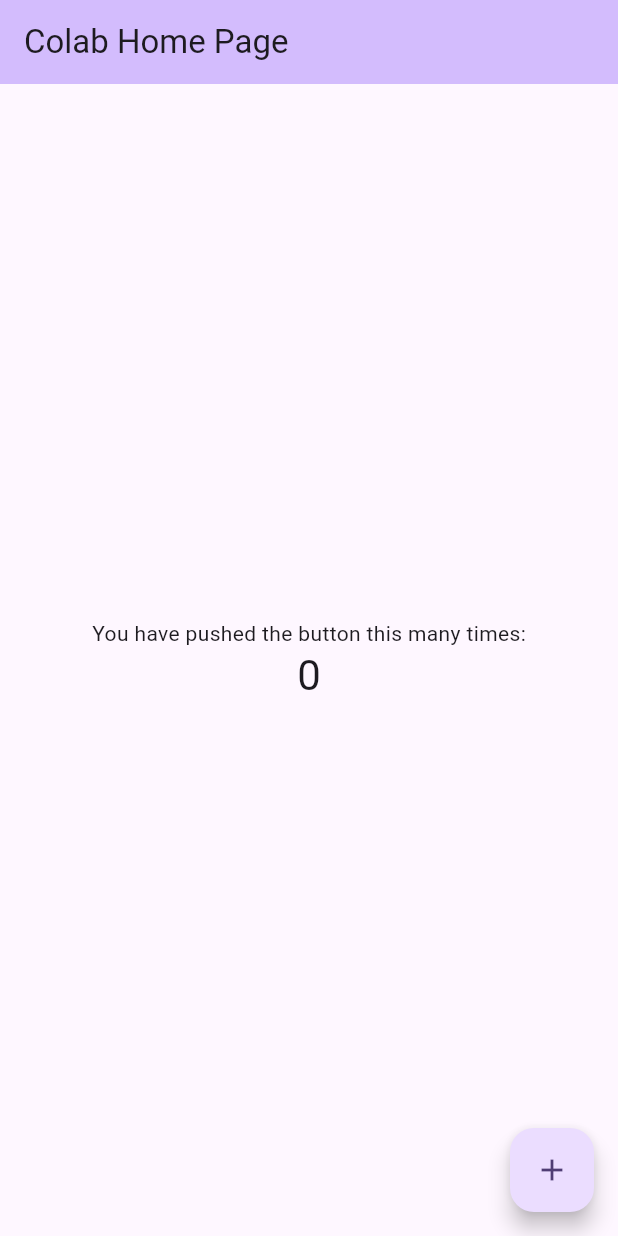
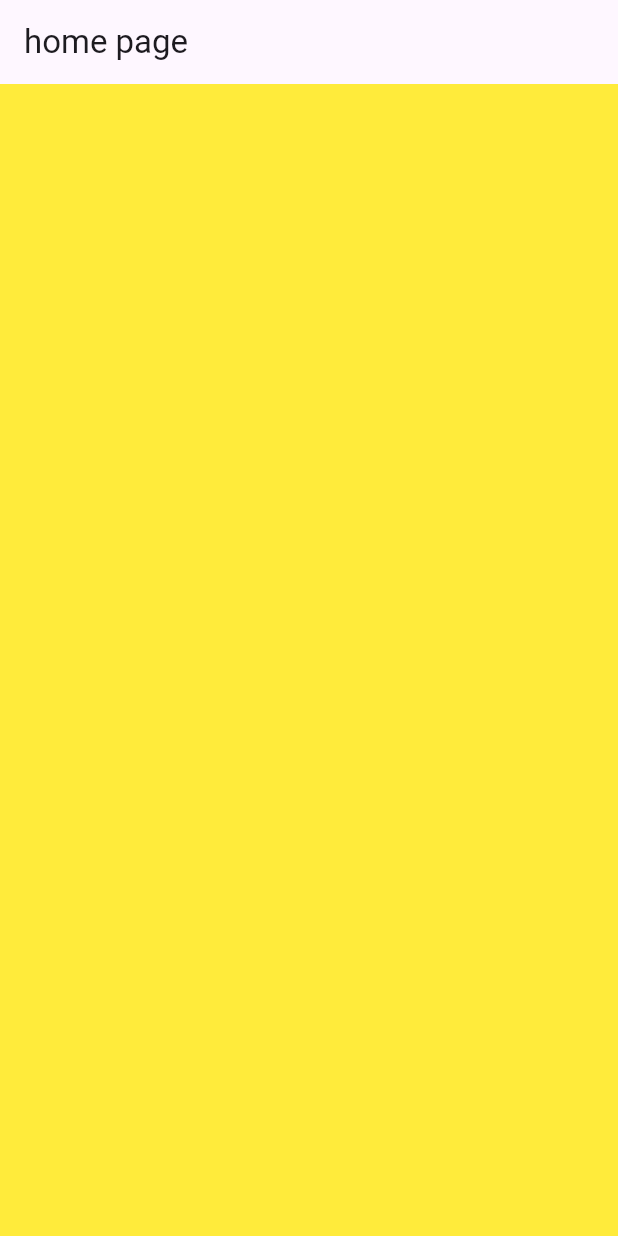
Before and after one commit to raushanprajapaticoder/colab, a Flutter app: the screen it shows after launch, on a phone screen of 412 x 824 dp. Run offline on Flutter 3.47's test engine with Material 3 defaults, Android fonts, the phone set to English and light mode, and no system bars.

Commit message:
add to home page

```diff
--- /dev/null
+++ b/colab_app/lib/homePage.dart
@@ -0,0 +1,18 @@
+import 'package:flutter/material.dart';
+
+class Homepage extends StatefulWidget {
+  const Homepage({super.key});
+
+  @override
+  State<Homepage> createState() => _HomepageState();
+}
+
+class _HomepageState extends State<Homepage> {
+  @override
+  Widget build(BuildContext context) {
+    return Scaffold(
+      appBar: AppBar(title: Text("home page"),),
+      backgroundColor: Colors.yellow,
+    );
+  }
+}
--- a/colab_app/lib/main.dart
+++ b/colab_app/lib/main.dart
@@ -1,3 +1,4 @@
+import 'package:colab_app/homePage.dart';
 import 'package:flutter/material.dart';
 
 void main() {
@@ -31,95 +32,7 @@
         colorScheme: ColorScheme.fromSeed(seedColor: Colors.deepPurple),
         useMaterial3: true,
       ),
-      home: const MyHomePage(title: 'Colab Home Page'),
+      home: Homepage(),
     );
   }
 }
-
-class MyHomePage extends StatefulWidget {
-  const MyHomePage({super.key, required this.title});
-
-  // This widget is the home page of your application. It is stateful, meaning
-  // that it has a State object (defined below) that contains fields that affect
-  // how it looks.
-
-  // This class is the configuration for the state. It holds the values (in this
-  // case the title) provided by the parent (in this case the App widget) and
-  // used by the build method of the State. Fields in a Widget subclass are
-  // always marked "final".
-
-  final String title;
-
-  @override
-  State<MyHomePage> createState() => _MyHomePageState();
-}
-
-class _MyHomePageState extends State<MyHomePage> {
-  int _counter = 0;
-
-  void _incrementCounter() {
-    setState(() {
-      // This call to setState tells the Flutter framework that something has
-      // changed in this State, which causes it to rerun the build method below
-      // so that the display can reflect the updated values. If we changed
-      // _counter without calling setState(), then the build method would not be
-      // called again, and so nothing would appear to happen.
-      _counter++;
-    });
-  }
-
-  @override
-  Widget build(BuildContext context) {
-    // This method is rerun every time setState is called, for instance as done
-    // by the _incrementCounter method above.
-    //
-    // The Flutter framework has been optimized to make rerunning build methods
-    // fast, so that you can just rebuild anything that needs updating rather
-    // than having to individually change instances of widgets.
-    return Scaffold(
-      appBar: AppBar(
-        // TRY THIS: Try changing the color here to a specific color (to
-        // Colors.amber, perhaps?) and trigger a hot reload to see the AppBar
-        // change color while the other colors stay the same.
-        backgroundColor: Theme.of(context).colorScheme.inversePrimary,
-        // Here we take the value from the MyHomePage object that was created by
-        // the App.build method, and use it to set our appbar title.
-        title: Text(widget.title),
-      ),
-      body: Center(
-        // Center is a layout widget. It takes a single child and positions it
-        // in the middle of the parent.
-        child: Column(
-          // Column is also a layout widget. It takes a list of children and
-          // arranges them vertically. By default, it sizes itself to fit its
-          // children horizontally, and tries to be as tall as its parent.
-          //
-          // Column has various properties to control how it sizes itself and
-          // how it positions its children. Here we use mainAxisAlignment to
-          // center the children vertically; the main axis here is the vertical
-          // axis because Columns are vertical (the cross axis would be
-          // horizontal).
-          //
-          // TRY THIS: Invoke "debug painting" (choose the "Toggle Debug Paint"
-          // action in the IDE, or press "p" in the console), to see the
-          // wireframe for each widget.
-          mainAxisAlignment: MainAxisAlignment.center,
-          children: <Widget>[
-            const Text(
-              'You have pushed the button this many times:',
-            ),
-            Text(
-              '$_counter',
-              style: Theme.of(context).textTheme.headlineMedium,
-            ),
-          ],
-        ),
-      ),
-      floatingActionButton: FloatingActionButton(
-        onPressed: _incrementCounter,
-        tooltip: 'Increment',
-        child: const Icon(Icons.add),
-      ), // This trailing comma makes auto-formatting nicer for build methods.
-    );
-  }
-}
```
Also changed, not shown: colab_app/pubspec.lock.
